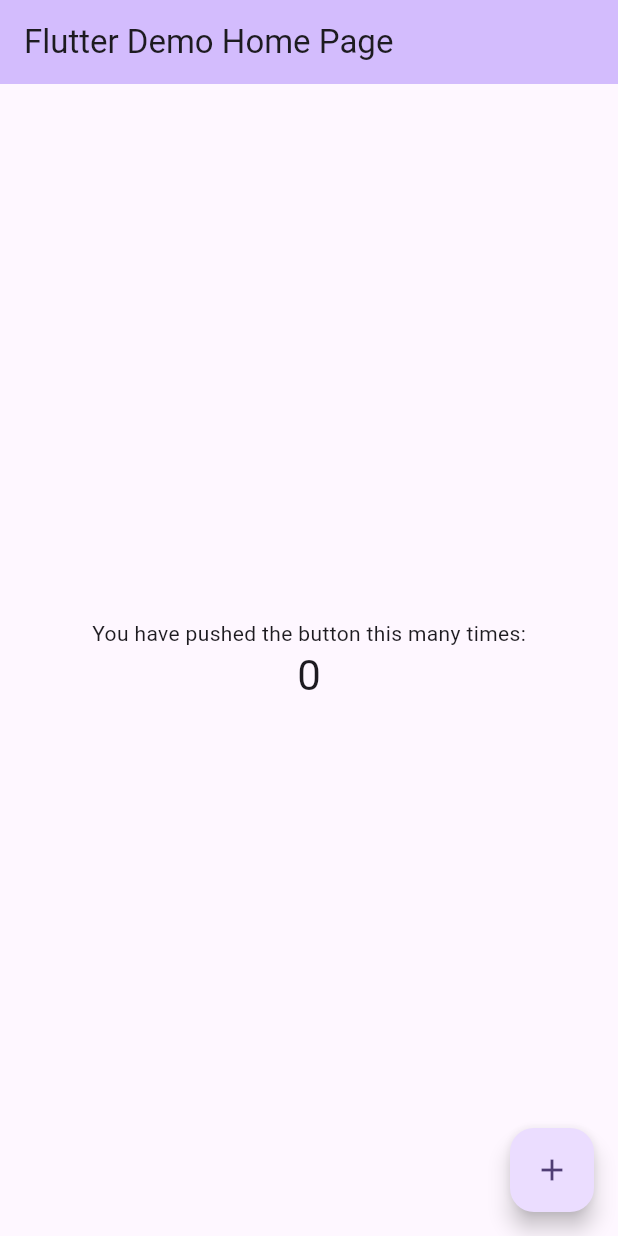
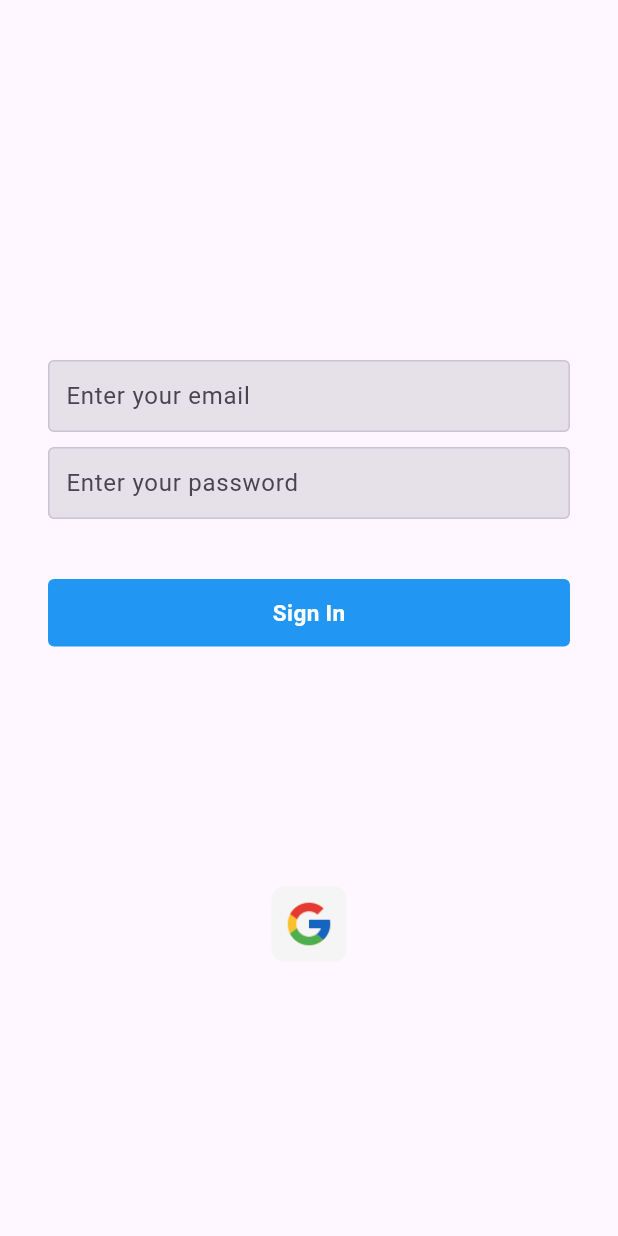
Before and after one commit to BharatWakade-code/Todolist_task, a Flutter app: the screen it shows after launch, on a phone screen of 412 x 824 dp. Run offline on Flutter 3.47's test engine with Material 3 defaults, Android fonts, the phone set to English and light mode, and no system bars; our stand-ins replace cloud_firestore, firebase_auth, firebase_core, google_sign_in, timeago; accounts and stored records are empty.

Commit message:
changes_done

```diff
--- /dev/null
+++ b/to_do_list/lib/Screens/Auth_page.dart
@@ -0,0 +1,16 @@
+import 'package:flutter/material.dart';
+import 'package:to_do_list/Screens/login_screen.dart';
+
+class AuthPage extends StatefulWidget {
+  const AuthPage({super.key});
+
+  @override
+  State<AuthPage> createState() => _AuthPageState();
+}
+
+class _AuthPageState extends State<AuthPage> {
+  @override
+  Widget build(BuildContext context) {
+    return LoginScreen();
+  }
+}
--- /dev/null
+++ b/to_do_list/lib/Screens/login_screen.dart
@@ -0,0 +1,169 @@
+import 'dart:ui';
+
+import 'package:firebase_auth/firebase_auth.dart';
+import 'package:flutter/cupertino.dart';
+import 'package:flutter/material.dart';
+import 'package:flutter/widgets.dart';
+import 'package:to_do_list/Screens/todolis_main_screen.dart';
+import 'package:to_do_list/Services/google_loggin.dart';
+import 'package:to_do_list/componets/MyTextField.dart';
+
+class LoginScreen extends StatefulWidget {
+  LoginScreen({super.key});
+
+  @override
+  _LoginScreenState createState() => _LoginScreenState();
+}
+
+class _LoginScreenState extends State<LoginScreen> {
+  // Controllers
+  final TextEditingController emailController = TextEditingController();
+  final TextEditingController passwordController = TextEditingController();
+  bool _isLoading = false;
+
+  // Sign In Method
+  void signInUser() async {
+    try {
+      setState(() {
+        _isLoading = true;
+      });
+
+      await FirebaseAuth.instance.signInWithEmailAndPassword(
+        email: emailController.text.trim(),
+        password: passwordController.text.trim(),
+      );
+
+      Navigator.push(
+          context, MaterialPageRoute(builder: (context) => ToDoScreen()));
+      setState(() {
+        _isLoading = false;
+      });
+    } on FirebaseAuthException catch (e) {
+      ShowErrorMsg(e.code);
+      setState(() {
+        _isLoading = false;
+      });
+    }
+  }
+  //ShowErrorMsg
+
+  void ShowErrorMsg(String message) {
+    showDialog(
+        context: context,
+        builder: (context) {
+          return AlertDialog(
+            backgroundColor: Colors.grey[300],
+            title: Center(
+              child: Text(
+                message,
+                style: TextStyle(color: Colors.black),
+              ),
+            ),
+          );
+        });
+  }
+
+  @override
+  Widget build(BuildContext context) {
+    return Scaffold(
+      body: SafeArea(
+        child: SingleChildScrollView(
+          child: Container(
+            padding: EdgeInsets.symmetric(horizontal: 32),
+            width: double.infinity,
+            child: Column(
+              crossAxisAlignment: CrossAxisAlignment.center,
+              children: [
+                SizedBox(height: 40),
+                // Logo
+
+                SizedBox(height: 200),
+                // Username
+                MyTextField(
+                  controller: emailController,
+                  hintText: "Enter your email",
+                  obscureText: false,
+                  textInputStyle: TextInputType.emailAddress,
+                  isPass: false,
+                ),
+                SizedBox(height: 10),
+                // Password
+                MyTextField(
+                  controller: passwordController,
+                  hintText: "Enter your password",
+                  obscureText: true,
+                  textInputStyle: TextInputType.emailAddress,
+                  isPass: false,
+                ),
+                SizedBox(height: 40),
+                // Sign In Button
+                GestureDetector(
+                  onTap: signInUser,
+                  child: Container(
+                    padding: const EdgeInsets.symmetric(vertical: 12.0),
+                    width: double.infinity,
+                    alignment: Alignment.center,
+                    decoration: const ShapeDecoration(
+                      color: Colors.blue,
+                      shape: RoundedRectangleBorder(
+                        borderRadius: BorderRadius.all(
+                          Radius.circular(4),
+                        ),
+                      ),
+                    ),
+                    child: Center(
+                      child: !_isLoading
+                          ? const Text(
+                              "Sign In",
+                              style: TextStyle(
+                                fontSize: 15,
+                                color: Colors.white,
+                                fontWeight: FontWeight.bold,
+                              ),
+                            )
+                          : const Center(
+                              child: CircularProgressIndicator(
+                                color: Colors.white,
+                              ),
+                            ),
+                    ),
+                  ),
+                ),
+                const SizedBox(
+                  height: 150,
+                ),
+
+                SizedBox(height: 10),
+
+                Center(
+                  child: GestureDetector(
+                    onTap: signInWithGoogle,
+                    child: Container(
+                        height: 50,
+                        width: 50,
+                        decoration: BoxDecoration(
+                          color: Colors.grey[100],
+                          borderRadius: BorderRadius.circular(8),
+                        ),
+                        child: IconButton(
+                          icon: Image.asset('assets/google.png'),
+                          iconSize: 50,
+                          onPressed: () {},
+                        )),
+                  ),
+                ),
+              ],
+            ),
+          ),
+        ),
+      ),
+    );
+  }
+
+  @override
+  void dispose() {
+    emailController.dispose();
+    passwordController.dispose();
+    super.dispose();
+  }
+}
--- /dev/null
+++ b/to_do_list/lib/componets/MyTextField.dart
@@ -0,0 +1,39 @@
+import 'package:flutter/material.dart';
+
+class MyTextField extends StatelessWidget {
+  final TextEditingController controller;
+  final String hintText;
+  final bool obscureText;
+  final bool isPass;
+  final TextInputType textInputStyle;
+  const MyTextField(
+      {super.key,
+      required this.controller,
+      required this.hintText,
+      required this.obscureText,
+      required this.isPass,
+      required this.textInputStyle});
+
+  @override
+  Widget build(BuildContext context) {
+    final inputBorder = OutlineInputBorder(
+      borderSide: Divider.createBorderSide(context),
+    );
+    return Padding(
+      padding: const EdgeInsets.symmetric(horizontal: 0.0),
+      child: TextField(
+        controller: controller,
+        obscureText: obscureText,
+        decoration: InputDecoration(
+          border: inputBorder,
+          focusedBorder: inputBorder,
+          enabledBorder: inputBorder,
+          filled: true,
+          hintText: hintText,
+          contentPadding: EdgeInsets.all(8),
+        ),
+        keyboardType: textInputStyle,
+      ),
+    );
+  }
+}
--- a/to_do_list/lib/main.dart
+++ b/to_do_list/lib/main.dart
@@ -1,125 +1,28 @@
+import 'package:firebase_core/firebase_core.dart';
 import 'package:flutter/material.dart';
+import 'package:to_do_list/Screens/Auth_page.dart';
+import 'package:to_do_list/firebase_options.dart';
 
-void main() {
+void main() async {
+  WidgetsFlutterBinding.ensureInitialized();
+  await Firebase.initializeApp(options: DefaultFirebaseOptions.currentPlatform);
+
   runApp(const MyApp());
 }
 
-class MyApp extends StatelessWidget {
+class MyApp extends StatefulWidget {
   const MyApp({super.key});
 
-  // This widget is the root of your application.
+  @override
+  State<MyApp> createState() => _MyAppState();
+}
+
+class _MyAppState extends State<MyApp> {
   @override
   Widget build(BuildContext context) {
     return MaterialApp(
-      title: 'Flutter Demo',
-      theme: ThemeData(
-        // This is the theme of your application.
-        //
-        // TRY THIS: Try running your application with "flutter run". You'll see
-        // the application has a purple toolbar. Then, without quitting the app,
-        // try changing the seedColor in the colorScheme below to Colors.green
-        // and then invoke "hot reload" (save your changes or press the "hot
-        // reload" button in a Flutter-supported IDE, or press "r" if you used
-        // the command line to start the app).
-        //
-        // Notice that the counter didn't reset back to zero; the application
-        // state is not lost during the reload. To reset the state, use hot
-        // restart instead.
-        //
-        // This works for code too, not just values: Most code changes can be
-        // tested with just a hot reload.
-        colorScheme: ColorScheme.fromSeed(seedColor: Colors.deepPurple),
-        useMaterial3: true,
-      ),
-      home: const MyHomePage(title: 'Flutter Demo Home Page'),
+      debugShowCheckedModeBanner: false,
+      home: AuthPage(),
     );
   }
 }
-
-class MyHomePage extends StatefulWidget {
-  const MyHomePage({super.key, required this.title});
-
-  // This widget is the home page of your application. It is stateful, meaning
-  // that it has a State object (defined below) that contains fields that affect
-  // how it looks.
-
-  // This class is the configuration for the state. It holds the values (in this
-  // case the title) provided by the parent (in this case the App widget) and
-  // used by the build method of the State. Fields in a Widget subclass are
-  // always marked "final".
-
-  final String title;
-
-  @override
-  State<MyHomePage> createState() => _MyHomePageState();
-}
-
-class _MyHomePageState extends State<MyHomePage> {
-  int _counter = 0;
-
-  void _incrementCounter() {
-    setState(() {
-      // This call to setState tells the Flutter framework that something has
-      // changed in this State, which causes it to rerun the build method below
-      // so that the display can reflect the updated values. If we changed
-      // _counter without calling setState(), then the build method would not be
-      // called again, and so nothing would appear to happen.
-      _counter++;
-    });
-  }
-
-  @override
-  Widget build(BuildContext context) {
-    // This method is rerun every time setState is called, for instance as done
-    // by the _incrementCounter method above.
-    //
-    // The Flutter framework has been optimized to make rerunning build methods
-    // fast, so that you can just rebuild anything that needs updating rather
-    // than having to individually change instances of widgets.
-    return Scaffold(
-      appBar: AppBar(
-        // TRY THIS: Try changing the color here to a specific color (to
-        // Colors.amber, perhaps?) and trigger a hot reload to see the AppBar
-        // change color while the other colors stay the same.
-        backgroundColor: Theme.of(context).colorScheme.inversePrimary,
-        // Here we take the value from the MyHomePage object that was created by
-        // the App.build method, and use it to set our appbar title.
-        title: Text(widget.title),
-      ),
-      body: Center(
-        // Center is a layout widget. It takes a single child and positions it
-        // in the middle of the parent.
-        child: Column(
-          // Column is also a layout widget. It takes a list of children and
-          // arranges them vertically. By default, it sizes itself to fit its
-          // children horizontally, and tries to be as tall as its parent.
-          //
-          // Column has various properties to control how it sizes itself and
-          // how it positions its children. Here we use mainAxisAlignment to
-          // center the children vertically; the main axis here is the vertical
-          // axis because Columns are vertical (the cross axis would be
-          // horizontal).
-          //
-          // TRY THIS: Invoke "debug painting" (choose the "Toggle Debug Paint"
-          // action in the IDE, or press "p" in the console), to see the
-          // wireframe for each widget.
-          mainAxisAlignment: MainAxisAlignment.center,
-          children: <Widget>[
-            const Text(
-              'You have pushed the button this many times:',
-            ),
-            Text(
-              '$_counter',
-              style: Theme.of(context).textTheme.headlineMedium,
-            ),
-          ],
-        ),
-      ),
-      floatingActionButton: FloatingActionButton(
-        onPressed: _incrementCounter,
-        tooltip: 'Increment',
-        child: const Icon(Icons.add),
-      ), // This trailing comma makes auto-formatting nicer for build methods.
-    );
-  }
-}
```
Also changed, not shown: to_do_list/lib/Screens/todolis_main_screen.dart (added, +263 -0 lines), to_do_list/lib/Services/google_loggin.dart (added, +19 -0 lines), to_do_list/lib/Services/to_do.dart (added, +35 -0 lines), to_do_list/lib/models/todo.dart (added, +20 -0 lines), to_do_list/pubspec.yaml (+10 -21 lines), to_do_list/assets/google.png (added), to_do_list/firebase.json (added), to_do_list/lib/firebase_options.dart (added), to_do_list/pubspec.lock, 6 other files.
